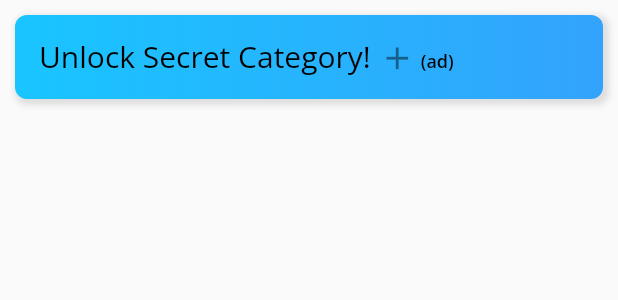
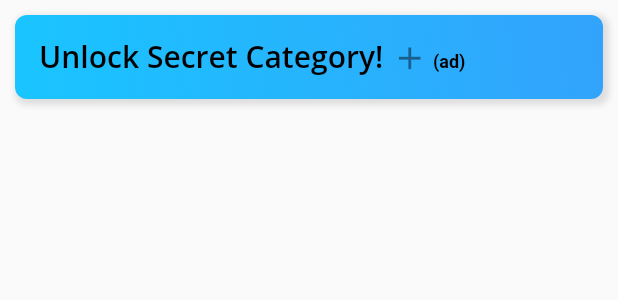
Before and after one commit to joaquinveirana/Proyecto-Faux, a Flutter app: the CustomAdTile widget shown alone on an empty page, opened directly, on a phone screen of 412 x 824 dp. Shown: the top 300 px of the screen. Run offline on Flutter 3.47's test engine with Material 2 defaults, Android fonts, the light colour scheme and no system bars; our stand-ins replace font_awesome_flutter, google_fonts, numberpicker, smooth_page_indicator; missing offline and left inert: firebase_admob, flag; accounts and stored records are empty.

Commit message:
Varios cambios, splash screen, icono, modularizacion

```diff
--- a/lib/pages/game_stage.dart
+++ b/lib/pages/game_stage.dart
@@ -206,7 +206,6 @@ class _GameStageState extends State<GameStage> {
                     height: 100,
                     decoration: BoxDecoration(
                         color: Colors.black26,
-                        borderRadius: BorderRadius.circular(10)
                     ),
                     child: Center(
                         child: !lastPlayer
@@ -244,7 +243,6 @@ class _GameStageState extends State<GameStage> {
                     height: 100,
                     decoration: BoxDecoration(
                         gradient: _colors.gameSettingsSelectedButtonGradient(),
-                        borderRadius: BorderRadius.circular(10)
                     ),
                     child: Center(
                         child: Text(
--- a/lib/styles/colors.dart
+++ b/lib/styles/colors.dart
@@ -3,16 +3,16 @@ import 'package:flutter/material.dart';
 class AppColors {
   LinearGradient gameSettingsSelectedButtonGradient() {
     return LinearGradient(
-        begin: Alignment.centerLeft,
-        end: Alignment.centerRight,
+        begin: Alignment.bottomLeft,
+        end: Alignment.topRight,
         colors: [Color(0xff19c5ff), Color(0xff33A3fC)]
     );
   }
 
   LinearGradient gameSettingsBannerGradient() {
     return LinearGradient(
-        begin: Alignment.centerLeft,
-        end: Alignment.centerRight,
+        begin: Alignment.bottomLeft,
+        end: Alignment.topRight,
         colors: [Color(0xff30c0cc), Color(0xff33A3fC)]
     );
   }
@@ -25,12 +25,4 @@ class AppColors {
     );
   }
 
-  LinearGradient gameSettingsAdButtonGradient() {
-    return LinearGradient(
-        begin: Alignment.centerLeft,
-        end: Alignment.centerRight,
-        colors: [Color(0xffFFD700), Color(0xffFFD700)]
-    );
-  }
-
 }
--- a/lib/styles/gradient_effect.dart
+++ b/lib/styles/gradient_effect.dart
@@ -39,7 +39,7 @@ class _GradientEffectState extends State<GradientEffect> {
     topColor = widget.getTopColor();
     bottomColor = widget.getBottomColor();
     WidgetsBinding.instance.addPostFrameCallback((_) => setState(() {
-      bottomColor = Colors.transparent;
+      bottomColor = Colors.blue;
     }));
     super.initState();
   }
--- a/lib/widgets/custom_ad_tile.dart
+++ b/lib/widgets/custom_ad_tile.dart
@@ -22,7 +22,7 @@ class _CustomAdTileState extends State<CustomAdTile> {
   @override
   void initState() {
     super.initState();
-    color = _colors.gameSettingsAdButtonGradient();
+    color = _colors.gameSettingsSelectedButtonGradient();
   }
 
   @override
@@ -52,13 +52,13 @@ class _CustomAdTileState extends State<CustomAdTile> {
           child: ListTile(
             title: RichText(
                 text: TextSpan(
-                    style: _fontStyles.openSans(20, Colors.black),
+                    style: _fontStyles.openSansSemiBold(20, Colors.black),
                     children: [
                       TextSpan(text: AppLocalization.of(context).translate("game_settings_ad_title")+" "),
                       WidgetSpan(
                         child: Icon(Icons.add, size: 25),
                       ),
-                      TextSpan(text: " (ad)", style: _fontStyles.openSansSemiBold(12, Colors.black)),
+                      TextSpan(text: " (ad)", style: TextStyle(fontSize: 12)),
                     ]
                 )
             ),
```
Also changed, not shown: lib/controller/controller_logic.dart (+16 -23 lines), lib/pages/game_settings.dart (+25 -93 lines), lib/pages/home_page.dart (+5 -5 lines), lib/widgets/game_settings_widgets/more_options.dart (added, +97 -0 lines), 17 other files.
